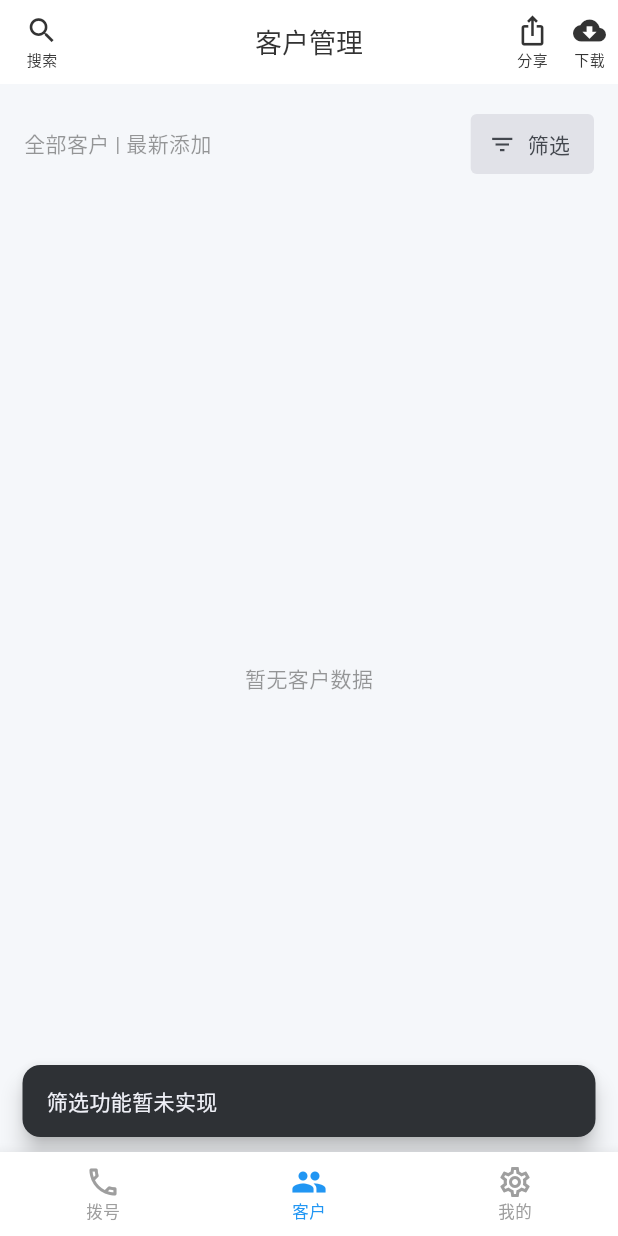
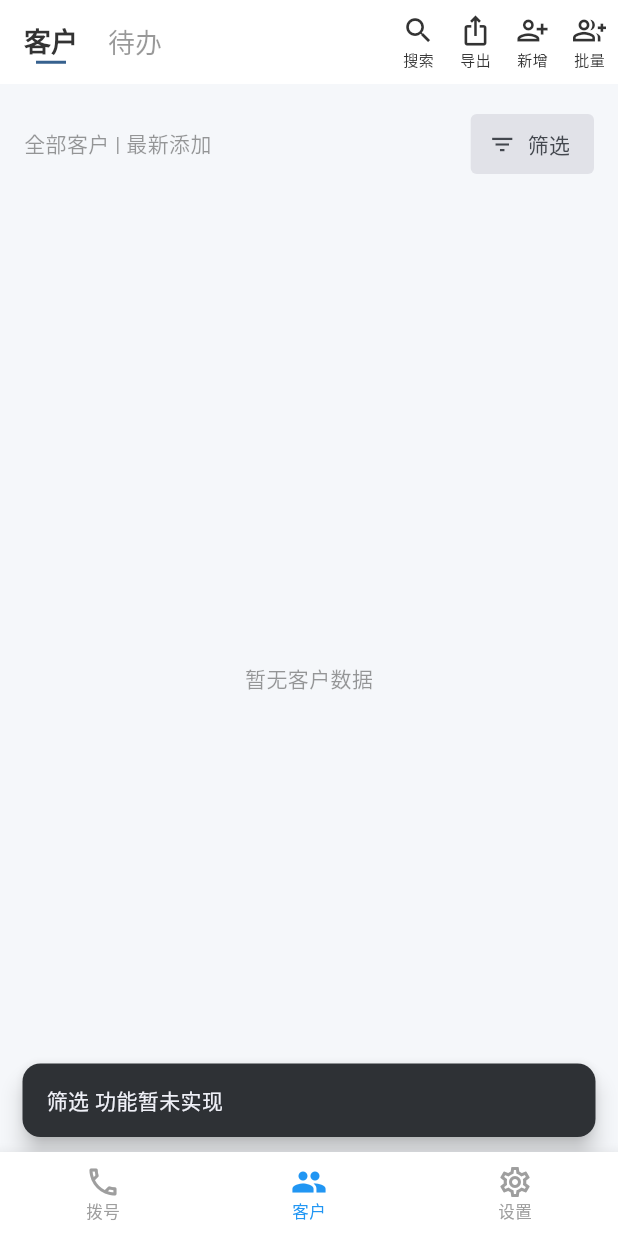
Before and after one commit to li-zejiang/auto_call, a Flutter app: the CustomerPage screen opened by its route, after a tap on "筛选", on a phone screen of 412 x 824 dp. Run offline on Flutter 3.47's test engine with Material 3 defaults, Android fonts, the phone set to English and light mode, and no system bars; our stand-ins replace dio, flutter_local_notifications, flutter_riverpod, go_router, isar, shared_preferences; missing offline and left inert: flutter_foreground_task; accounts and stored records are empty; generated files the repository leaves out were written again; statements that could not run were skipped.

Commit message:
ui: optimize bottom nav, refactor customer page with tabs, and group settings items

```diff
--- a/lib/components/CustomAppBar.dart
+++ b/lib/components/CustomAppBar.dart
@@ -23,12 +23,20 @@ class CustomAppBar extends StatelessWidget implements PreferredSizeWidget {
   /// 是否显示默认的右侧动作（分享、下载）
   final bool showDefaultActions;
 
+  /// 是否显示左侧默认的搜索按钮（仅在不可返回时生效）
+  final bool showLeadingSearch;
+
+  /// 自定义标题组件，若提供则覆盖默认 Text 逻辑
+  final Widget? titleWidget;
+
   const CustomAppBar({
     super.key,
     required this.title,
     this.actions,
     this.leading,
     this.showDefaultActions = true,
+    this.showLeadingSearch = true,
+    this.titleWidget,
   });
 
   @override
@@ -39,14 +47,15 @@ class CustomAppBar extends StatelessWidget implements PreferredSizeWidget {
     return AppBar(
       centerTitle: true,
       elevation: 0,
-      // 自动决定左侧按钮：如果能返回则显示返回按钮，否则显示默认搜索（除非手动指定 leading）
+      // 自动决定左侧按钮：如果能返回则显示返回按钮，否则根据 showLeadingSearch 显示默认搜索
       leading: leading ??
           (canPop
               ? IconButton(
                   icon: const Icon(Icons.arrow_back_ios_new, size: 20),
                   onPressed: () => Navigator.of(context).pop(),
                 )
-              : AppBarButton(
+              : (showLeadingSearch
+                  ? AppBarButton(
                       icon: Icons.search,
                       label: AppConstants.LABEL_SEARCH,
                       onPressed: () {
@@ -54,8 +63,10 @@ class CustomAppBar extends StatelessWidget implements PreferredSizeWidget {
                             '${AppConstants.LABEL_SEARCH}${AppConstants.MSG_NOT_IMPLEMENTED}',
                             context: context);
                       },
-                )),
-      title: Text(
+                    )
+                  : null)),
+      title: titleWidget ??
+          Text(
             title,
             style: Theme.of(context).appBarTheme.titleTextStyle,
           ),
--- a/lib/constants/AppConstants.dart
+++ b/lib/constants/AppConstants.dart
@@ -29,7 +29,14 @@ class AppConstants {
   // 底部导航栏标签
   static const String NAV_DIAL = '拨号';
   static const String NAV_CUSTOMER = '客户';
-  static const String NAV_SETTINGS = '我的';
+  static const String NAV_SETTINGS = '设置';
+
+  // 客户与待办标签
+  static const String LABEL_CUSTOMER = '客户';
+  static const String LABEL_TODO = '待办';
+  static const String LABEL_EXPORT = '导出';
+  static const String LABEL_ADD = '新增';
+  static const String LABEL_BATCH = '批量';
 
   // 按钮文本
   static const String BTN_CANCEL = '取消';
@@ -65,6 +72,8 @@ class AppConstants {
   static const String LABEL_INSTRUCTIONS = '使用说明';
   static const String LABEL_SUPPORT = '好评支持';
   static const String LABEL_TEAM_SPACE = '团队空间';
+  static const String LABEL_SERVICE_CENTER = '服务中心';
+  static const String LABEL_MORE_SETTINGS = '更多设置';
   static const String LABEL_BUY_MEMBER = '购买会员';
   static const String LABEL_MEMBER_EXPIRED = '会员特权已到期';
   static const String LABEL_MANUAL_DIAL = '手动拨号';
--- a/lib/pages/customer/index.dart
+++ b/lib/pages/customer/index.dart
@@ -6,20 +6,94 @@ import '../../components/CustomerTile.dart';
 import '../../components/CommonToast.dart';
 import '../../constants/AppConstants.dart';
 
+/// 客户管理页面标签状态
+final customerTabProvider = StateProvider<int>((ref) => 0);
+
 /// 客户管理页面
 class CustomerPage extends ConsumerWidget {
   const CustomerPage({super.key});
 
   @override
   Widget build(BuildContext context, WidgetRef ref) {
-    // 监听客户列表状态
+    // 监听当前选中的标签 (0: 客户, 1: 待办)
+    final selectedTab = ref.watch(customerTabProvider);
     final customerState = ref.watch(customerListProvider);
     final theme = Theme.of(context);
     final colorScheme = theme.colorScheme;
 
     return Scaffold(
-      appBar: const CustomAppBar(title: AppConstants.TITLE_CUSTOMER),
-      body: Column(
+      appBar: CustomAppBar(
+        title: '', // 标题由 titleWidget 接管
+        showLeadingSearch: false, // 隐藏左侧默认搜索
+        titleWidget: Row(
+          children: [
+            _buildTabItem(context, ref, AppConstants.LABEL_CUSTOMER, 0, selectedTab),
+            const SizedBox(width: 20),
+            _buildTabItem(context, ref, AppConstants.LABEL_TODO, 1, selectedTab),
+          ],
+        ),
+        actions: [
+          AppBarButton(
+            icon: Icons.search,
+            label: AppConstants.LABEL_SEARCH,
+            onPressed: () => _showNotImplemented(context, AppConstants.LABEL_SEARCH),
+          ),
+          AppBarButton(
+            icon: Icons.ios_share,
+            label: AppConstants.LABEL_EXPORT,
+            onPressed: () => _showNotImplemented(context, AppConstants.LABEL_EXPORT),
+          ),
+          AppBarButton(
+            icon: Icons.person_add_alt_1_outlined,
+            label: AppConstants.LABEL_ADD,
+            onPressed: () => _showNotImplemented(context, AppConstants.LABEL_ADD),
+          ),
+          AppBarButton(
+            icon: Icons.group_add_outlined,
+            label: AppConstants.LABEL_BATCH,
+            onPressed: () => _showNotImplemented(context, AppConstants.LABEL_BATCH),
+          ),
+        ],
+      ),
+      body: selectedTab == 0
+          ? _buildCustomerList(context, customerState, colorScheme)
+          : _buildTodoList(context, colorScheme),
+    );
+  }
+
+  /// 构建标签项
+  Widget _buildTabItem(BuildContext context, WidgetRef ref, String label, int index, int selectedIndex) {
+    final isSelected = index == selectedIndex;
+    final theme = Theme.of(context);
+
+    return GestureDetector(
+      onTap: () => ref.read(customerTabProvider.notifier).state = index,
+      child: Column(
+        mainAxisSize: MainAxisSize.min,
+        children: [
+          Text(
+            label,
+            style: TextStyle(
+              fontSize: 18,
+              fontWeight: isSelected ? FontWeight.bold : FontWeight.normal,
+              color: isSelected ? theme.colorScheme.onSurface : theme.colorScheme.onSurface.withValues(alpha: 0.5),
+            ),
+          ),
+          if (isSelected)
+            Container(
+              margin: const EdgeInsets.top(4),
+              height: 2,
+              width: 20,
+              color: theme.colorScheme.primary,
+            ),
+        ],
+      ),
+    );
+  }
+
+  /// 构建客户列表
+  Widget _buildCustomerList(BuildContext context, AsyncValue customerState, ColorScheme colorScheme) {
+    return Column(
       children: [
         // 顶部筛选与排序栏
         Padding(
@@ -33,12 +107,8 @@ class CustomerPage extends ConsumerWidget {
               const Spacer(),
               // 筛选按钮
               TextButton.icon(
-                  onPressed: () {
-                    CommonToast.show(
-                        '${AppConstants.LABEL_FILTER}${AppConstants.MSG_NOT_IMPLEMENTED}',
-                        context: context);
-                  },
-                  icon: const Icon(Icons.filter_list),
+                onPressed: () => _showNotImplemented(context, AppConstants.LABEL_FILTER),
+                icon: const Icon(Icons.filter_list, size: 18),
                 label: const Text(AppConstants.LABEL_FILTER),
                 style: TextButton.styleFrom(
                   backgroundColor: colorScheme.surfaceContainerHighest,
@@ -81,7 +151,31 @@ class CustomerPage extends ConsumerWidget {
           ),
         ),
       ],
+    );
+  }
+
+  /// 构建待办列表 (占位)
+  Widget _buildTodoList(BuildContext context, ColorScheme colorScheme) {
+    return Center(
+      child: Column(
+        mainAxisAlignment: MainAxisAlignment.center,
+        children: [
+          Icon(
+            Icons.checklist_rtl,
+            size: 80,
+            color: colorScheme.onSurface.withValues(alpha: 0.1),
+          ),
+          const SizedBox(height: 16),
+          Text(
+            '暂无待办事项',
+            style: TextStyle(color: colorScheme.onSurface.withValues(alpha: 0.4)),
+          ),
+        ],
       ),
     );
   }
+
+  void _showNotImplemented(BuildContext context, String label) {
+    CommonToast.show('$label ${AppConstants.MSG_NOT_IMPLEMENTED}', context: context);
   }
+}
--- a/lib/routes/AppRouter.dart
+++ b/lib/routes/AppRouter.dart
@@ -1,4 +1,5 @@
 import 'package:flutter/material.dart';
+import 'package:flutter_riverpod/flutter_riverpod.dart';
 import 'package:go_router/go_router.dart';
 import '../pages/dial/index.dart';
 import '../pages/customer/index.dart';
@@ -73,7 +74,7 @@ final router = GoRouter(
 );
 
 /// 带有底部导航栏的 Shell 容器组件
-class ScaffoldWithNavBar extends StatelessWidget {
+class ScaffoldWithNavBar extends ConsumerWidget {
   const ScaffoldWithNavBar({
     required this.child,
     super.key,
@@ -82,13 +83,13 @@ class ScaffoldWithNavBar extends StatelessWidget {
   final Widget child;
 
   @override
-  Widget build(BuildContext context) {
+  Widget build(BuildContext context, WidgetRef ref) {
     return Scaffold(
       body: child,
       bottomNavigationBar: BottomNavigationBar(
         // 获取当前路由路径来决定选中的 Tab
         currentIndex: _calculateSelectedIndex(context),
-        onTap: (int idx) => _onItemTapped(idx, context),
+        onTap: (int idx) => _onItemTapped(idx, context, ref),
         // 主题配置（在 ThemeProvider 中统一定义）
         items: const [
           BottomNavigationBarItem(
@@ -121,12 +122,14 @@ class ScaffoldWithNavBar extends StatelessWidget {
   }
 
   /// 导航点击跳转处理
-  void _onItemTapped(int index, BuildContext context) {
+  void _onItemTapped(int index, BuildContext context, WidgetRef ref) {
     switch (index) {
       case 0:
         GoRouter.of(context).go('/');
         break;
       case 1:
+        // 每次点击客户导航栏，重置子页面为客户列表
+        ref.read(customerTabProvider.notifier).state = 0;
         GoRouter.of(context).go('/customer');
         break;
       case 2:
--- a/lib/viewmodels/ThemeProvider.dart
+++ b/lib/viewmodels/ThemeProvider.dart
@@ -91,7 +91,12 @@ class ThemeProvider extends StateNotifier<AppThemeMode> {
       unselectedItemColor: Colors.grey,
       selectedLabelStyle: TextStyle(fontSize: 11),
       unselectedLabelStyle: TextStyle(fontSize: 11),
+      iconSize: 22,
       type: BottomNavigationBarType.fixed,
+      elevation: 8,
+      showSelectedLabels: true,
+      showUnselectedLabels: true,
+      enableFeedback: false, // 禁用触觉反馈，减少动画感
     ),
     dividerTheme: const DividerThemeData(
       color: Color(0xFFEEEEEE),
@@ -130,8 +135,12 @@ class ThemeProvider extends StateNotifier<AppThemeMode> {
       unselectedItemColor: Color(0xFFB0B0B0),
       selectedLabelStyle: TextStyle(fontSize: 11, fontWeight: FontWeight.bold),
       unselectedLabelStyle: TextStyle(fontSize: 11),
+      iconSize: 22,
       type: BottomNavigationBarType.fixed,
       elevation: 8,
+      showSelectedLabels: true,
+      showUnselectedLabels: true,
+      enableFeedback: false,
     ),
     dividerTheme: const DividerThemeData(
       color: Color(0xFF333333),
@@ -177,7 +186,12 @@ class ThemeProvider extends StateNotifier<AppThemeMode> {
       unselectedItemColor: Color(0xFF8D6E63),
       selectedLabelStyle: TextStyle(fontSize: 11),
       unselectedLabelStyle: TextStyle(fontSize: 11),
+      iconSize: 22,
       type: BottomNavigationBarType.fixed,
+      elevation: 8,
+      showSelectedLabels: true,
+      showUnselectedLabels: true,
+      enableFeedback: false,
     ),
     dividerTheme: const DividerThemeData(
       color: Color(0xFFE5D5C0),
```
Also changed, not shown: lib/pages/settings/index.dart (+53 -28 lines), 2 other files. Lines whose indentation alone changed are shown as unchanged.
